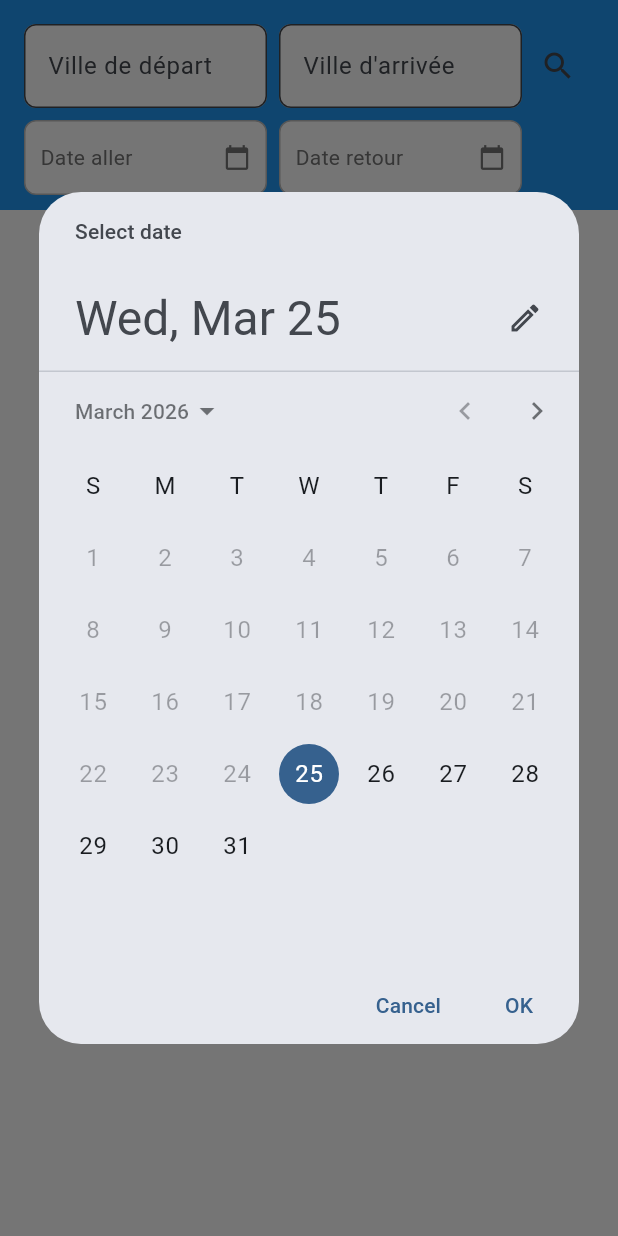
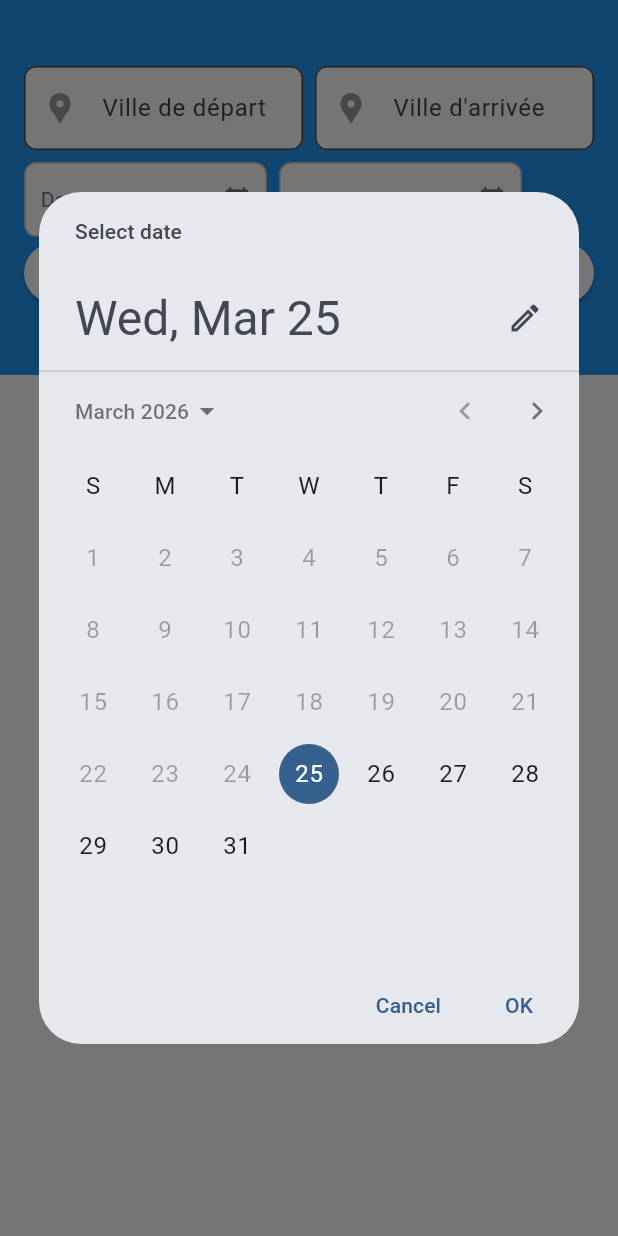
Before and after one commit to Bastien-MOINS/SAE4.01a_WEB_MOBILE, a Flutter app: the SearchScreen screen opened directly, after a tap on "Date aller", after a tap on "Date retour", on a phone screen of 412 x 824 dp. Run offline on Flutter 3.47's test engine with Material 3 defaults, Android fonts, the light colour scheme and no system bars; our stand-ins replace flutter_map, latlong2, shared_preferences; accounts and stored records are empty; network calls fail.

Commit message:
Modification du style

```diff
--- a/App_Mobile/lib/screens/search_screen.dart
+++ b/App_Mobile/lib/screens/search_screen.dart
@@ -91,7 +91,7 @@ class _SearchScreenState extends State<SearchScreen> {
   SliverAppBar appBar() {
     return SliverAppBar(
       pinned: true,
-      expandedHeight: 140,
+      expandedHeight: 250,
       flexibleSpace: FlexibleSpaceBar(
         background: Padding(
           padding:  EdgeInsets.all(16.0),
@@ -106,6 +106,7 @@ class _SearchScreenState extends State<SearchScreen> {
                       decoration: InputDecoration(
                         filled: true,
                         fillColor: Colors.white,
+                        prefixIcon: Icon(Icons.location_pin, color: Colors.grey),
                         hintText: "Ville de départ",
                         border: OutlineInputBorder(borderRadius: BorderRadius.circular(8)),
                       ),
@@ -118,15 +119,12 @@ class _SearchScreenState extends State<SearchScreen> {
                       decoration: InputDecoration(
                         filled: true,
                         fillColor: Colors.white,
+                        prefixIcon: Icon(Icons.location_pin, color: Colors.grey),
                         hintText: "Ville d'arrivée",
                         border: OutlineInputBorder(borderRadius: BorderRadius.circular(8)),
                       ),
                     ),
                   ),
-                  IconButton(
-                    icon: Icon(Icons.search),
-                    onPressed: _searchFlights,
-                  )
                 ],
               ),
               SizedBox(height: 8),
@@ -137,7 +135,18 @@ class _SearchScreenState extends State<SearchScreen> {
                   calendarSelector("Date retour", _dateRetour, false),
                   SizedBox(width: 48),
                 ],
+
               ),
+              SizedBox(
+                width: double.infinity,
+                child: ElevatedButton(
+                  onPressed: _searchFlights,
+                  child: Text("Rechercher un vol"),
+                  style: ButtonStyle(
+                    backgroundColor: MaterialStateProperty.all<Color>( Colors.white),
+                  ),
+                ),
+              )
             ],
           ),
         ),
```
